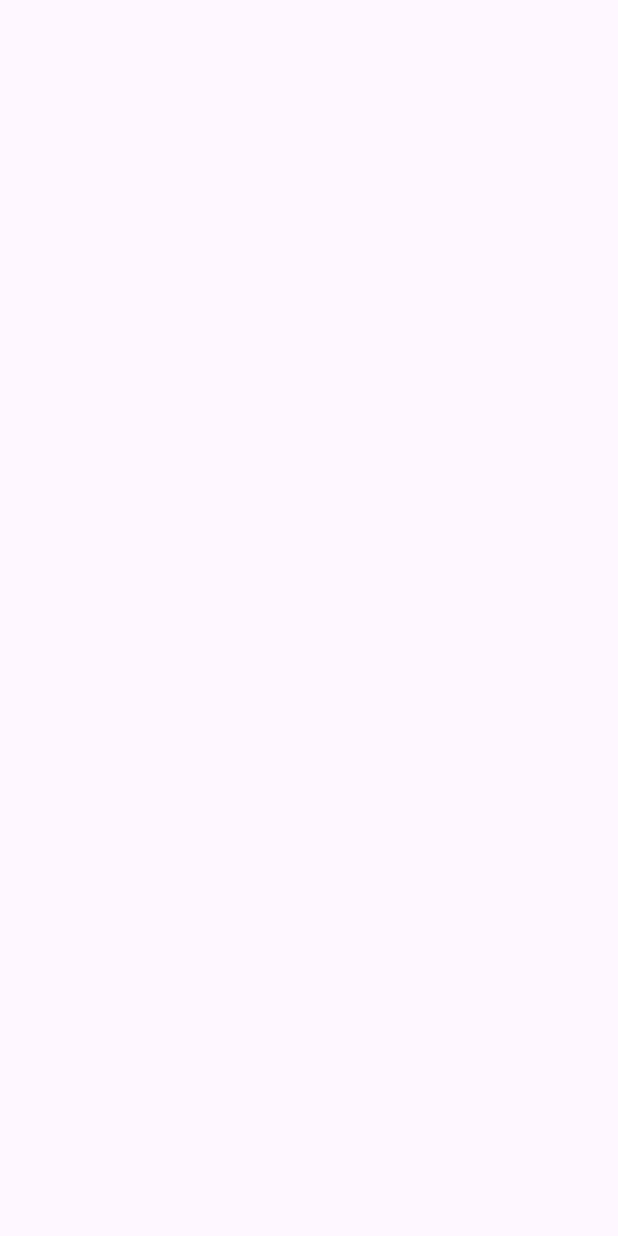
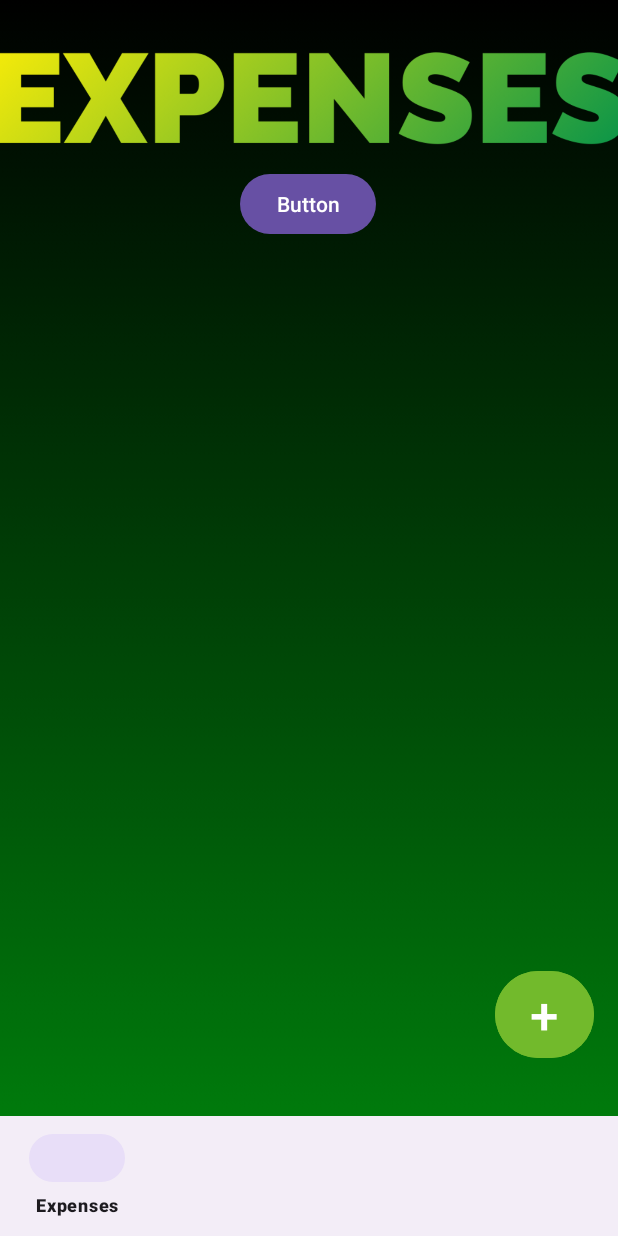
Before and after one commit to chromaDesi/Spendi-Finance-Tracker, an Android app: the screen it shows after launch once a user with an empty profile is signed in (MainActivity2), on a phone screen of 412 x 824 dp. Before the commit the screen is empty. Run offline under Robolectric (Android 15) with nearby library versions, the phone set to English and light mode, and no system bars; our stand-ins replace Firebase (no records; nobody signed in at launch, a user with empty details on screens opened directly).

```diff
--- a/app/src/main/AndroidManifest.xml
+++ b/app/src/main/AndroidManifest.xml
@@ -16,6 +16,9 @@
         android:theme="@style/Theme.Project3_vparekh4"
         tools:targetApi="31">
         <activity
+            android:name=".MainActivity3"
+            android:exported="false" />
+        <activity
             android:name=".MainActivity2"
             android:exported="false" />
         <activity
--- a/app/src/main/java/com/example/project3_vparekh4/MainActivity.java
+++ b/app/src/main/java/com/example/project3_vparekh4/MainActivity.java
@@ -34,6 +34,8 @@ public class MainActivity extends AppCompatActivity {
     private FirebaseAuth auth;
     private GoogleSignInClient mGoogleSignInClient;
 
+
+    //this is to allow the actual google login to take place
     @Override
     protected void onActivityResult(int requestCode, int resultCode, @Nullable Intent data) {
         super.onActivityResult(requestCode, resultCode, data);
@@ -50,7 +52,7 @@ public class MainActivity extends AppCompatActivity {
                 });
             }
             catch (Exception e) {
-                Toast.makeText(this, e.getMessage(), Toast.LENGTH_LONG).show();
+                Toast.makeText(this, "Login failed, system error", Toast.LENGTH_LONG).show();
             }
         }
     }
--- a/app/src/main/java/com/example/project3_vparekh4/MainActivity2.java
+++ b/app/src/main/java/com/example/project3_vparekh4/MainActivity2.java
@@ -1,14 +1,28 @@
 package com.example.project3_vparekh4;
 
+import android.content.Intent;
 import android.os.Bundle;
+import android.widget.Button;
+import android.widget.Toast;
 
 import androidx.activity.EdgeToEdge;
+import androidx.annotation.NonNull;
 import androidx.appcompat.app.AppCompatActivity;
 import androidx.core.graphics.Insets;
 import androidx.core.view.ViewCompat;
 import androidx.core.view.WindowInsetsCompat;
 
+import com.google.android.gms.auth.api.signin.GoogleSignIn;
+import com.google.android.gms.auth.api.signin.GoogleSignInClient;
+import com.google.android.gms.auth.api.signin.GoogleSignInOptions;
+import com.google.android.gms.tasks.OnCompleteListener;
+import com.google.android.gms.tasks.Task;
+import com.google.firebase.auth.FirebaseAuth;
+
 public class MainActivity2 extends AppCompatActivity {
+
+    private FirebaseAuth auth;
+    private GoogleSignInClient mGoogleSignInClient;
 
     @Override
     protected void onCreate(Bundle savedInstanceState) {
@@ -20,5 +34,20 @@ public class MainActivity2 extends AppCompatActivity {
             v.setPadding(systemBars.left, systemBars.top, systemBars.right, systemBars.bottom);
             return insets;
         });
+        auth = FirebaseAuth.getInstance();
+        mGoogleSignInClient = GoogleSignIn.getClient(this, new GoogleSignInOptions.Builder(GoogleSignInOptions.DEFAULT_SIGN_IN).requestIdToken(getString(R.string.default_web_client_id)).requestEmail().build());
+        Button b = findViewById(R.id.button4);
+        b.setOnClickListener(v -> {//sign out logic take somewhere else
+            auth.signOut();
+            mGoogleSignInClient.signOut().addOnCompleteListener(new OnCompleteListener<Void>() {
+                @Override
+                public void onComplete(@NonNull Task<Void> task) {
+                    Intent intent = new Intent(MainActivity2.this, MainActivity.class);
+                    intent.addFlags(Intent.FLAG_ACTIVITY_NEW_TASK | Intent.FLAG_ACTIVITY_CLEAR_TOP);
+                    Toast.makeText(MainActivity2.this, "Logged out", Toast.LENGTH_LONG).show();
+                    startActivity(intent);
+                }
+            });
+        });
     }
 }
--- a/app/src/main/res/layout/activity_main2.xml
+++ b/app/src/main/res/layout/activity_main2.xml
@@ -5,6 +5,63 @@
     android:id="@+id/main"
     android:layout_width="match_parent"
     android:layout_height="match_parent"
+    android:orientation="vertical"
     tools:context=".MainActivity2">
 
+    <ImageView
+        android:id="@+id/imageView"
+        android:layout_width="match_parent"
+        android:layout_height="match_parent"
+        android:scaleType="centerCrop"
+        app:layout_constraintBottom_toBottomOf="parent"
+        app:layout_constraintEnd_toEndOf="parent"
+        app:layout_constraintStart_toStartOf="parent"
+        app:layout_constraintTop_toTopOf="parent"
+        app:srcCompat="@drawable/expenses" />
+
+    <androidx.recyclerview.widget.RecyclerView
+        android:layout_width="410dp"
+        android:layout_height="483dp"
+        app:layout_constraintBottom_toTopOf="@+id/bottom_nav"
+        app:layout_constraintEnd_toEndOf="parent"
+        app:layout_constraintHorizontal_bias="1.0"
+        app:layout_constraintStart_toStartOf="parent"
+        app:layout_constraintTop_toTopOf="@+id/imageView"
+        app:layout_constraintVertical_bias="1.0" />
+
+    <Button
+        android:id="@+id/button3"
+        android:layout_width="66dp"
+        android:layout_height="66dp"
+        android:backgroundTint="#72BA2C"
+        android:text="+"
+        android:textSize="34sp"
+        app:layout_constraintBottom_toBottomOf="parent"
+        app:layout_constraintEnd_toEndOf="parent"
+        app:layout_constraintHorizontal_bias="0.953"
+        app:layout_constraintStart_toStartOf="parent"
+        app:layout_constraintTop_toTopOf="parent"
+        app:layout_constraintVertical_bias="0.849"
+        app:rippleColor="#D9EA1B" />
+
+    <com.google.android.material.bottomnavigation.BottomNavigationView
+        android:id="@+id/bottom_nav"
+        android:layout_width="match_parent"
+        android:layout_height="wrap_content"
+        app:layout_constraintBottom_toBottomOf="parent"
+        app:layout_constraintEnd_toEndOf="parent"
+        app:menu="@menu/navbar">
+
+    </com.google.android.material.bottomnavigation.BottomNavigationView>
+
+    <Button
+        android:id="@+id/button4"
+        android:layout_width="wrap_content"
+        android:layout_height="wrap_content"
+        android:layout_marginTop="112dp"
+        android:text="Button"
+        app:layout_constraintEnd_toEndOf="parent"
+        app:layout_constraintHorizontal_bias="0.498"
+        app:layout_constraintStart_toStartOf="parent"
+        app:layout_constraintTop_toTopOf="parent" />
 </androidx.constraintlayout.widget.ConstraintLayout>
--- /dev/null
+++ b/app/src/main/res/menu/navbar.xml
@@ -0,0 +1,9 @@
+<?xml version="1.0" encoding="utf-8"?>
+<menu xmlns:app="http://schemas.android.com/apk/res-auto"
+    xmlns:android="http://schemas.android.com/apk/res/android">
+
+    <item android:title="Expenses"/>
+    <item android:title="Trends" />
+    <item android:title="Goals" />
+    <item android:title="User" />
+</menu>
```
Also changed, not shown: app/src/main/java/com/example/project3_vparekh4/MainActivity3.java (added, +24 -0 lines), app/src/main/res/layout/activity_main3.xml (added, +44 -0 lines), app/src/main/res/drawable/expenses.png (added), app/src/main/res/drawable/goals.png (added), app/src/main/res/drawable/icons/10.svg (added), app/src/main/res/drawable/icons/11.svg (added), app/src/main/res/drawable/icons/8.svg (added), app/src/main/res/drawable/icons/9.svg (added), app/src/main/res/drawable/trends.png (added).
